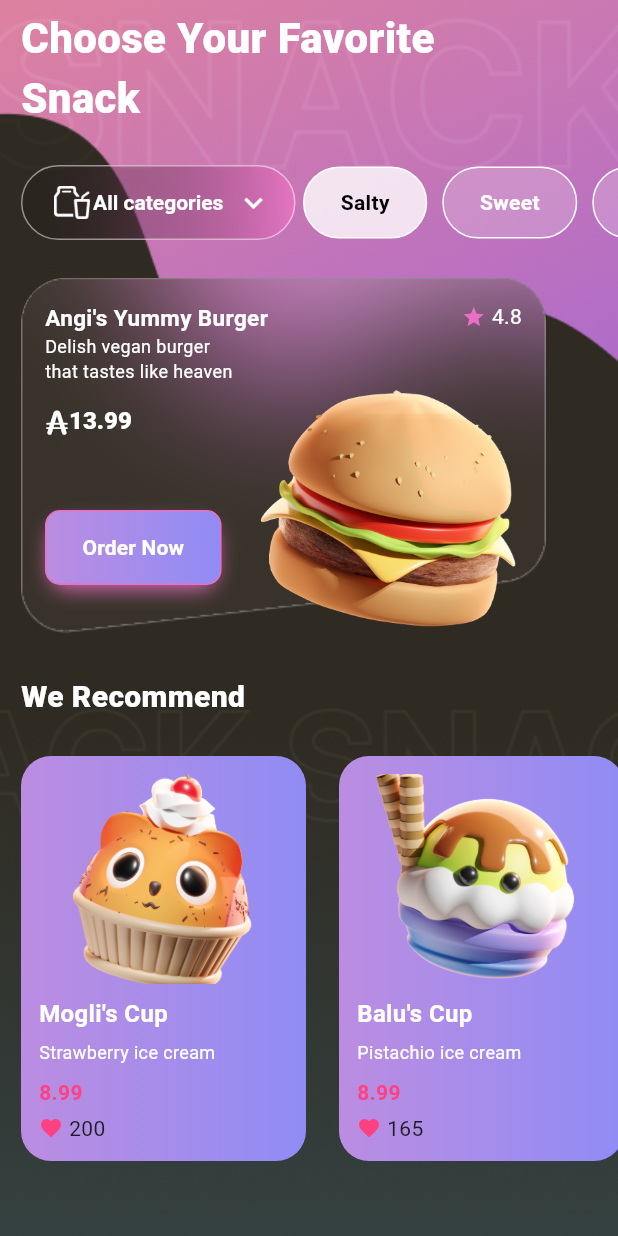
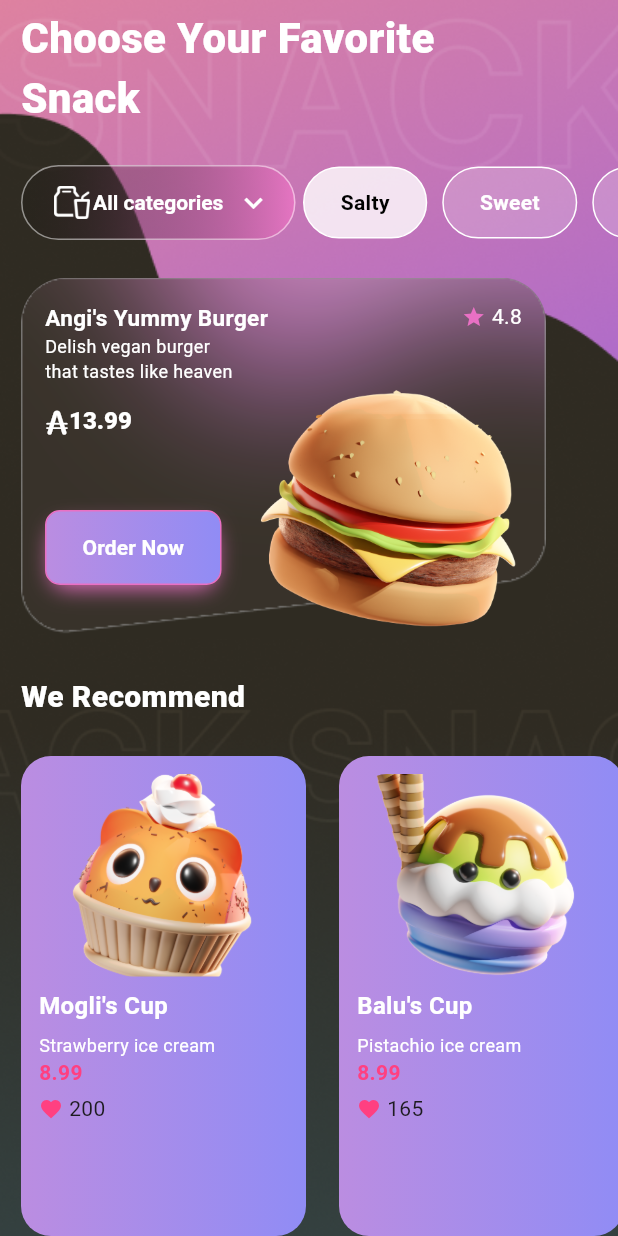
Before and after one commit to domsteindl/flutter_jp_design_challenge, a Flutter app: the ChooseSnackScreen screen opened directly, on a phone screen of 412 x 824 dp. Run offline on Flutter 3.47's test engine with Material 3 defaults, Android fonts, the phone set to English and light mode, and no system bars.

Commit message:
fix overflowing issue

```diff
--- a/lib/src/features/startingPage/presentation/jp_choose_snack_screen.dart
+++ b/lib/src/features/startingPage/presentation/jp_choose_snack_screen.dart
@@ -336,8 +336,7 @@ class _ChooseSnackScreenState extends State<ChooseSnackScreen> {
                         fontWeight: FontWeight.w900,
                       ),
                     ),
-                    SizedBox(
-                      height: 270,
+                    Expanded(
                       child: ListView.builder(
                         scrollDirection: Axis.horizontal,
                         itemCount: products.length,
@@ -401,7 +400,7 @@ class _ChooseSnackScreenState extends State<ChooseSnackScreen> {
                                     child: Image.asset(
                                       product.imagePath,
                                       width: double.infinity,
-                                      height: 140,
+                                      height: 135,
                                       fit: BoxFit.cover,
                                     ),
                                   ),
@@ -425,7 +424,7 @@ class _ChooseSnackScreenState extends State<ChooseSnackScreen> {
                                   maxLines: 2,
                                   overflow: TextOverflow.ellipsis,
                                 ),
-                                const Spacer(),
+
                                 Text(
                                   product.price.toStringAsFixed(2),
                                   style: const TextStyle(
--- a/lib/src/features/startingPage/presentation/jp_detail_screen.dart
+++ b/lib/src/features/startingPage/presentation/jp_detail_screen.dart
@@ -6,7 +6,7 @@ class ProductDetailPage extends StatefulWidget {
   final String name;
   final String imagePath;
   final double price;
-   int likes;
+  int likes;
 
    ProductDetailPage({
     super.key,
```
Also changed, not shown: pubspec.lock.
